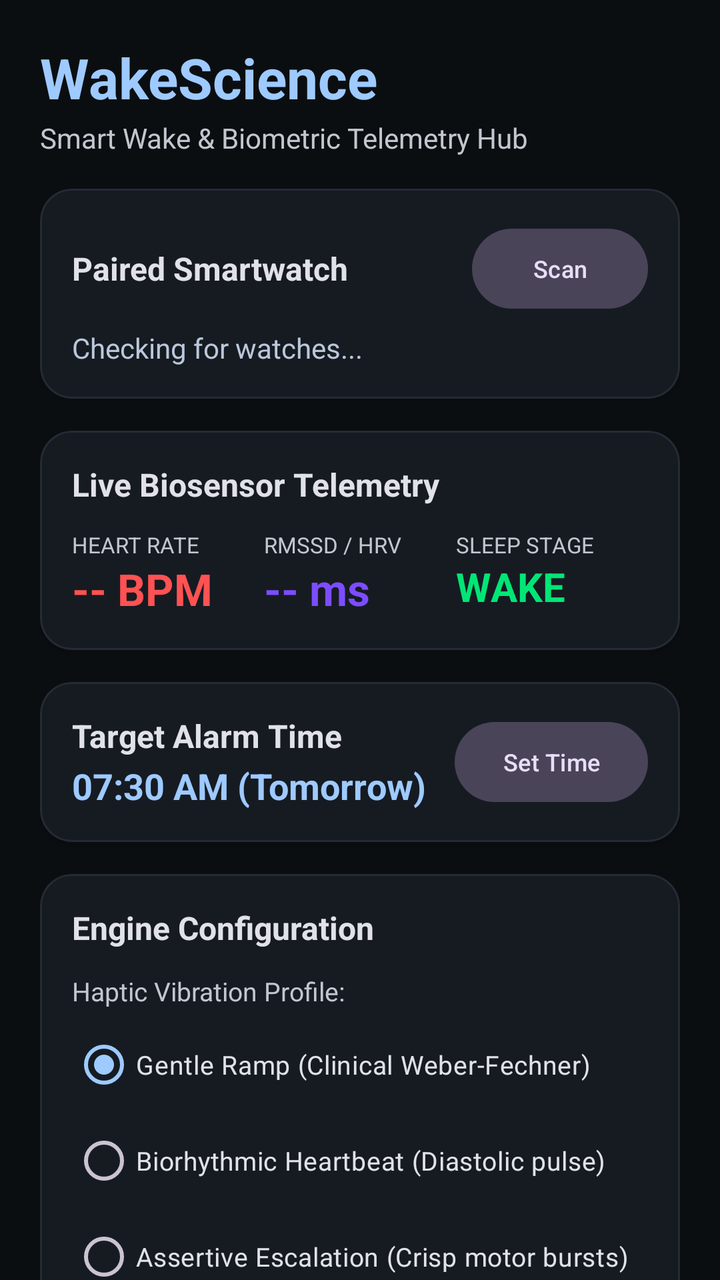
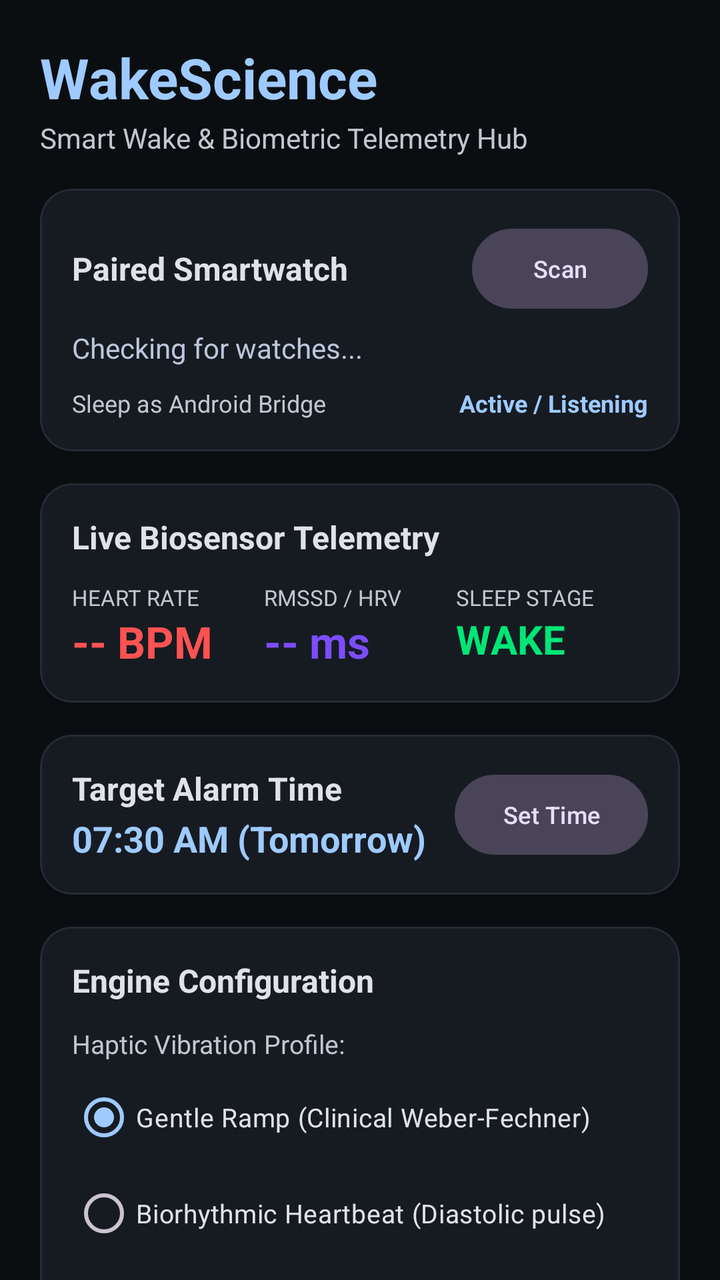

Before-and-after screenshots of an Android layout around one commit, followed by the original layout XML and the change that was made.
<!-- AndroidManifest.xml: application theme Theme.WakeScience -->
<!-- res/layout/activity_main.xml -->
<?xml version="1.0" encoding="utf-8"?>
<androidx.coordinatorlayout.widget.CoordinatorLayout xmlns:android="http://schemas.android.com/apk/res/android"
    xmlns:app="http://schemas.android.com/apk/res-auto"
    android:layout_width="match_parent"
    android:layout_height="match_parent"
    android:background="@color/md_theme_dark_background">

    <androidx.core.widget.NestedScrollView
        android:layout_width="match_parent"
        android:layout_height="match_parent"
        android:fillViewport="true">

        <LinearLayout
            android:layout_width="match_parent"
            android:layout_height="wrap_content"
            android:orientation="vertical"
            android:padding="20dp">

            
            <TextView
                android:layout_width="wrap_content"
                android:layout_height="wrap_content"
                android:text="WakeScience"
                android:textColor="@color/md_theme_dark_primary"
                android:textSize="28sp"
                android:textStyle="bold" />

            <TextView
                android:layout_width="wrap_content"
                android:layout_height="wrap_content"
                android:layout_marginTop="2dp"
                android:text="Smart Wake &amp; Biometric Telemetry Hub"
                android:textColor="@color/md_theme_dark_onSurfaceVariant"
                android:textSize="14sp" />

            
            <com.google.android.material.card.MaterialCardView
                android:layout_width="match_parent"
                android:layout_height="wrap_content"
                android:layout_marginTop="16dp"
                app:cardBackgroundColor="@color/md_theme_dark_card"
                app:cardCornerRadius="16dp"
                app:cardElevation="2dp"
                app:strokeColor="@color/md_theme_dark_surfaceVariant"
                app:strokeWidth="1dp">

                <LinearLayout
                    android:layout_width="match_parent"
                    android:layout_height="wrap_content"
                    android:orientation="vertical"
                    android:padding="16dp">

                    <LinearLayout
                        android:layout_width="match_parent"
                        android:layout_height="wrap_content"
                        android:gravity="center_vertical"
                        android:orientation="horizontal">

                        <TextView
                            android:layout_width="0dp"
                            android:layout_height="wrap_content"
                            android:layout_weight="1"
                            android:text="Paired Smartwatch"
                            android:textColor="@color/md_theme_dark_onSurface"
                            android:textSize="16sp"
                            android:textStyle="bold" />

                        <com.google.android.material.button.MaterialButton
                            android:id="@+id/btnRefreshWatches"
                            style="@style/Widget.Material3.Button.TonalButton"
                            android:layout_width="wrap_content"
                            android:layout_height="wrap_content"
                            android:text="Scan"
                            android:textSize="12sp" />
                    </LinearLayout>

                    <TextView
                        android:id="@+id/tvWatchStatus"
                        android:layout_width="wrap_content"
                        android:layout_height="wrap_content"
                        android:layout_marginTop="6dp"
                        android:text="Checking for watches..."
                        android:textColor="@color/md_theme_dark_secondary"
                        android:textSize="14sp" />
                </LinearLayout>
            </com.google.android.material.card.MaterialCardView>

            
            <com.google.android.material.card.MaterialCardView
                android:layout_width="match_parent"
                android:layout_height="wrap_content"
                android:layout_marginTop="16dp"
                app:cardBackgroundColor="@color/md_theme_dark_card"
                app:cardCornerRadius="16dp"
                app:cardElevation="2dp"
                app:strokeColor="@color/md_theme_dark_surfaceVariant"
                app:strokeWidth="1dp">

                <LinearLayout
                    android:layout_width="match_parent"
                    android:layout_height="wrap_content"
                    android:orientation="vertical"
                    android:padding="16dp">

                    <TextView
                        android:layout_width="wrap_content"
                        android:layout_height="wrap_content"
                        android:text="Live Biosensor Telemetry"
                        android:textColor="@color/md_theme_dark_onSurface"
                        android:textSize="16sp"
                        android:textStyle="bold" />

                    <LinearLayout
                        android:layout_width="match_parent"
                        android:layout_height="wrap_content"
                        android:layout_marginTop="12dp"
                        android:orientation="horizontal">

                        <LinearLayout
                            android:layout_width="0dp"
                            android:layout_height="wrap_content"
                            android:layout_weight="1"
                            android:orientation="vertical">

                            <TextView
                                android:layout_width="wrap_content"
                                android:layout_height="wrap_content"
                                android:text="HEART RATE"
                                android:textColor="@color/md_theme_dark_onSurfaceVariant"
                                android:textSize="11sp" />

                            <TextView
                                android:id="@+id/tvLiveBpm"
                                android:layout_width="wrap_content"
                                android:layout_height="wrap_content"
                                android:text="-- BPM"
                                android:textColor="@color/color_accent_heart"
                                android:textSize="22sp"
                                android:textStyle="bold" />
                        </LinearLayout>

                        <LinearLayout
                            android:layout_width="0dp"
                            android:layout_height="wrap_content"
                            android:layout_weight="1"
                            android:orientation="vertical">

                            <TextView
                                android:layout_width="wrap_content"
                                android:layout_height="wrap_content"
                                android:text="RMSSD / HRV"
                                android:textColor="@color/md_theme_dark_onSurfaceVariant"
                                android:textSize="11sp" />

                            <TextView
                                android:id="@+id/tvLiveRmssd"
                                android:layout_width="wrap_content"
                                android:layout_height="wrap_content"
                                android:text="-- ms"
                                android:textColor="@color/color_accent_sleep"
                                android:textSize="22sp"
                                android:textStyle="bold" />
                        </LinearLayout>

                        <LinearLayout
                            android:layout_width="0dp"
                            android:layout_height="wrap_content"
                            android:layout_weight="1"
                            android:orientation="vertical">

                            <TextView
                                android:layout_width="wrap_content"
                                android:layout_height="wrap_content"
                                android:text="SLEEP STAGE"
                                android:textColor="@color/md_theme_dark_onSurfaceVariant"
                                android:textSize="11sp" />

                            <TextView
                                android:id="@+id/tvLiveStage"
                                android:layout_width="wrap_content"
                                android:layout_height="wrap_content"
                                android:text="WAKE"
                                android:textColor="@color/color_accent_motion"
                                android:textSize="20sp"
                                android:textStyle="bold" />
                        </LinearLayout>
                    </LinearLayout>
                </LinearLayout>
            </com.google.android.material.card.MaterialCardView>

            
            <com.google.android.material.card.MaterialCardView
                android:layout_width="match_parent"
                android:layout_height="wrap_content"
                android:layout_marginTop="16dp"
                app:cardBackgroundColor="@color/md_theme_dark_card"
                app:cardCornerRadius="16dp"
                app:cardElevation="2dp"
                app:strokeColor="@color/md_theme_dark_surfaceVariant"
                app:strokeWidth="1dp">

                <LinearLayout
                    android:layout_width="match_parent"
                    android:layout_height="wrap_content"
                    android:orientation="vertical"
                    android:padding="16dp">

                    <LinearLayout
                        android:layout_width="match_parent"
                        android:layout_height="wrap_content"
                        android:gravity="center_vertical"
                        android:orientation="horizontal">

                        <LinearLayout
                            android:layout_width="0dp"
                            android:layout_height="wrap_content"
                            android:layout_weight="1"
                            android:orientation="vertical">

                            <TextView
                                android:layout_width="wrap_content"
                                android:layout_height="wrap_content"
                                android:text="Target Alarm Time"
                                android:textColor="@color/md_theme_dark_onSurface"
                                android:textSize="16sp"
                                android:textStyle="bold" />

                            <TextView
                                android:id="@+id/tvAlarmTimeDisplay"
                                android:layout_width="wrap_content"
                                android:layout_height="wrap_content"
                                android:layout_marginTop="2dp"
                                android:text="07:30 AM (Tomorrow)"
                                android:textColor="@color/md_theme_dark_primary"
                                android:textSize="18sp"
                                android:textStyle="bold" />
                        </LinearLayout>

                        <com.google.android.material.button.MaterialButton
                            android:id="@+id/btnSetAlarmTime"
                            style="@style/Widget.Material3.Button.TonalButton"
                            android:layout_width="wrap_content"
                            android:layout_height="wrap_content"
                            android:text="Set Time"
                            android:textSize="12sp" />
                    </LinearLayout>
                </LinearLayout>
            </com.google.android.material.card.MaterialCardView>

            
            <com.google.android.material.card.MaterialCardView
                android:layout_width="match_parent"
                android:layout_height="wrap_content"
                android:layout_marginTop="16dp"
                app:cardBackgroundColor="@color/md_theme_dark_card"
                app:cardCornerRadius="16dp"
                app:cardElevation="2dp"
                app:strokeColor="@color/md_theme_dark_surfaceVariant"
                app:strokeWidth="1dp">

                <LinearLayout
                    android:layout_width="match_parent"
                    android:layout_height="wrap_content"
                    android:orientation="vertical"
                    android:padding="16dp">

                    <TextView
                        android:layout_width="wrap_content"
                        android:layout_height="wrap_content"
                        android:text="Engine Configuration"
                        android:textColor="@color/md_theme_dark_onSurface"
                        android:textSize="16sp"
                        android:textStyle="bold" />

                    
                    <TextView
                        android:layout_width="wrap_content"
                        android:layout_height="wrap_content"
                        android:layout_marginTop="12dp"
                        android:text="Haptic Vibration Profile:"
                        android:textColor="@color/md_theme_dark_onSurfaceVariant"
                        android:textSize="13sp" />

                    <RadioGroup
                        android:id="@+id/rgVibrationProfile"
                        android:layout_width="match_parent"
                        android:layout_height="wrap_content"
                        android:layout_marginTop="4dp">

                        <RadioButton
                            android:id="@+id/rbGentle"
                            android:layout_width="match_parent"
                            android:layout_height="wrap_content"
                            android:checked="true"
                            android:text="Gentle Ramp (Clinical Weber-Fechner)"
                            android:textColor="@color/md_theme_dark_onSurface"
                            android:textSize="13sp" />

                        <RadioButton
                            android:id="@+id/rbHeartbeat"
                            android:layout_width="match_parent"
                            android:layout_height="wrap_content"
                            android:text="Biorhythmic Heartbeat (Diastolic pulse)"
                            android:textColor="@color/md_theme_dark_onSurface"
                            android:textSize="13sp" />

                        <RadioButton
                            android:id="@+id/rbAssertive"
                            android:layout_width="match_parent"
                            android:layout_height="wrap_content"
                            android:text="Assertive Escalation (Crisp motor bursts)"
                            android:textColor="@color/md_theme_dark_onSurface"
                            android:textSize="13sp" />

                        <RadioButton
                            android:id="@+id/rbInterval"
                            android:layout_width="match_parent"
                            android:layout_height="wrap_content"
                            android:text="Interval Wave (Rest &amp; Wave packets)"
                            android:textColor="@color/md_theme_dark_onSurface"
                            android:textSize="13sp" />
                    </RadioGroup>

                    
                    <LinearLayout
                        android:layout_width="match_parent"
                        android:layout_height="wrap_content"
                        android:layout_marginTop="12dp"
                        android:orientation="horizontal">

                        <TextView
                            android:layout_width="0dp"
                            android:layout_height="wrap_content"
                            android:layout_weight="1"
                            android:text="Smart Wake Window"
                            android:textColor="@color/md_theme_dark_onSurfaceVariant"
                            android:textSize="13sp" />

                        <TextView
                            android:id="@+id/tvValWindow"
                            android:layout_width="wrap_content"
                            android:layout_height="wrap_content"
                            android:text="30 mins"
                            android:textColor="@color/md_theme_dark_primary"
                            android:textSize="13sp"
                            android:textStyle="bold" />
                    </LinearLayout>

                    <com.google.android.material.slider.Slider
                        android:id="@+id/sliderWindow"
                        android:layout_width="match_parent"
                        android:layout_height="wrap_content"
                        android:value="30"
                        android:valueFrom="10"
                        android:valueTo="60"
                        android:stepSize="5" />

                    
                    <LinearLayout
                        android:layout_width="match_parent"
                        android:layout_height="wrap_content"
                        android:layout_marginTop="8dp"
                        android:orientation="horizontal">

                        <TextView
                            android:layout_width="0dp"
                            android:layout_height="wrap_content"
                            android:layout_weight="1"
                            android:text="Acoustic/Haptic Ramp Duration"
                            android:textColor="@color/md_theme_dark_onSurfaceVariant"
                            android:textSize="13sp" />

                        <TextView
                            android:id="@+id/tvValRamp"
                            android:layout_width="wrap_content"
                            android:layout_height="wrap_content"
                            android:text="300 sec (5m)"
                            android:textColor="@color/md_theme_dark_primary"
                            android:textSize="13sp"
                            android:textStyle="bold" />
                    </LinearLayout>

                    <com.google.android.material.slider.Slider
                        android:id="@+id/sliderRamp"
                        android:layout_width="match_parent"
                        android:layout_height="wrap_content"
                        android:value="300"
                        android:valueFrom="60"
                        android:valueTo="600"
                        android:stepSize="30" />

                    
                    <LinearLayout
                        android:layout_width="match_parent"
                        android:layout_height="wrap_content"
                        android:layout_marginTop="8dp"
                        android:orientation="horizontal">

                        <TextView
                            android:layout_width="0dp"
                            android:layout_height="wrap_content"
                            android:layout_weight="1"
                            android:text="Baseline Resting Heart Rate"
                            android:textColor="@color/md_theme_dark_onSurfaceVariant"
                            android:textSize="13sp" />

                        <TextView
                            android:id="@+id/tvValBpm"
                            android:layout_width="wrap_content"
                            android:layout_height="wrap_content"
                            android:text="55 BPM"
                            android:textColor="@color/md_theme_dark_primary"
                            android:textSize="13sp"
                            android:textStyle="bold" />
                    </LinearLayout>

                    <com.google.android.material.slider.Slider
                        android:id="@+id/sliderBpm"
                        android:layout_width="match_parent"
                        android:layout_height="wrap_content"
                        android:value="55"
                        android:valueFrom="40"
                        android:valueTo="85"
                        android:stepSize="1" />

                    
                    <LinearLayout
                        android:layout_width="match_parent"
                        android:layout_height="wrap_content"
                        android:layout_marginTop="8dp"
                        android:orientation="horizontal">

                        <TextView
                            android:layout_width="0dp"
                            android:layout_height="wrap_content"
                            android:layout_weight="1"
                            android:text="Actigraphy Motion Sensitivity"
                            android:textColor="@color/md_theme_dark_onSurfaceVariant"
                            android:textSize="13sp" />

                        <TextView
                            android:id="@+id/tvValSensitivity"
                            android:layout_width="wrap_content"
                            android:layout_height="wrap_content"
                            android:text="1.0x (Standard)"
                            android:textColor="@color/md_theme_dark_primary"
                            android:textSize="13sp"
                            android:textStyle="bold" />
                    </LinearLayout>

                    <com.google.android.material.slider.Slider
                        android:id="@+id/sliderSensitivity"
                        android:layout_width="match_parent"
                        android:layout_height="wrap_content"
                        android:value="1.0"
                        android:valueFrom="0.5"
                        android:valueTo="2.5"
                        android:stepSize="0.1" />

                    
                    <LinearLayout
                        android:layout_width="match_parent"
                        android:layout_height="wrap_content"
                        android:layout_marginTop="8dp"
                        android:orientation="horizontal">

                        <TextView
                            android:layout_width="0dp"
                            android:layout_height="wrap_content"
                            android:layout_weight="1"
                            android:text="Max Wrist Motor Amplitude"
                            android:textColor="@color/md_theme_dark_onSurfaceVariant"
                            android:textSize="13sp" />

                        <TextView
                            android:id="@+id/tvValIntensity"
                            android:layout_width="wrap_content"
                            android:layout_height="wrap_content"
                            android:text="100%"
                            android:textColor="@color/md_theme_dark_primary"
                            android:textSize="13sp"
                            android:textStyle="bold" />
                    </LinearLayout>

                    <com.google.android.material.slider.Slider
                        android:id="@+id/sliderIntensity"
                        android:layout_width="match_parent"
                        android:layout_height="wrap_content"
                        android:value="255"
                        android:valueFrom="50"
                        android:valueTo="255"
                        android:stepSize="5" />

                    <com.google.android.material.button.MaterialButton
                        android:id="@+id/btnSyncConfig"
                        style="@style/Widget.Material3.Button.TonalButton"
                        android:layout_width="match_parent"
                        android:layout_height="wrap_content"
                        android:layout_marginTop="12dp"
                        android:text="Sync Settings to Watch" />
                </LinearLayout>
            </com.google.android.material.card.MaterialCardView>

            
            <com.google.android.material.card.MaterialCardView
                android:layout_width="match_parent"
                android:layout_height="wrap_content"
                android:layout_marginTop="16dp"
                app:cardBackgroundColor="@color/md_theme_dark_card"
                app:cardCornerRadius="16dp"
                app:cardElevation="2dp"
                app:strokeColor="@color/md_theme_dark_surfaceVariant"
                app:strokeWidth="1dp">

                <LinearLayout
                    android:layout_width="match_parent"
                    android:layout_height="wrap_content"
                    android:orientation="vertical"
                    android:padding="16dp">

                    <TextView
                        android:layout_width="wrap_content"
                        android:layout_height="wrap_content"
                        android:text="Smart Alarm Controls"
                        android:textColor="@color/md_theme_dark_onSurface"
                        android:textSize="16sp"
                        android:textStyle="bold" />

                    <com.google.android.material.button.MaterialButton
                        android:id="@+id/btnSendStartWindow"
                        android:layout_width="match_parent"
                        android:layout_height="wrap_content"
                        android:layout_marginTop="12dp"
                        android:text="Start Sleep Tracking" />

                    <com.google.android.material.button.MaterialButton
                        android:id="@+id/btnSendTestWake"
                        style="@style/Widget.Material3.Button.ElevatedButton"
                        android:layout_width="match_parent"
                        android:layout_height="wrap_content"
                        android:layout_marginTop="8dp"
                        android:text="Test Haptic Motor (5s Ramp Preview)" />

                    <com.google.android.material.button.MaterialButton
                        android:id="@+id/btnSendStop"
                        style="@style/Widget.Material3.Button.OutlinedButton"
                        android:layout_width="match_parent"
                        android:layout_height="wrap_content"
                        android:layout_marginTop="8dp"
                        android:text="Stop Tracking" />
                </LinearLayout>
            </com.google.android.material.card.MaterialCardView>

            
            <TextView
                android:layout_width="wrap_content"
                android:layout_height="wrap_content"
                android:layout_marginTop="20dp"
                android:text="Bridge Console Log"
                android:textColor="@color/md_theme_dark_onSurfaceVariant"
                android:textSize="12sp"
                android:textStyle="bold" />

            <TextView
                android:id="@+id/tvLogs"
                android:layout_width="match_parent"
                android:layout_height="wrap_content"
                android:layout_marginTop="6dp"
                android:background="@color/md_theme_dark_card"
                android:fontFamily="monospace"
                android:padding="12dp"
                android:text="Ready.\n"
                android:textColor="@color/color_accent_motion"
                android:textSize="11sp" />

        </LinearLayout>
    </androidx.core.widget.NestedScrollView>
</androidx.coordinatorlayout.widget.CoordinatorLayout>
<!-- resources referenced by this layout -->
<resources>
  <color name="color_accent_heart">#FF5252</color>
  <color name="color_accent_motion">#00E676</color>
  <color name="color_accent_sleep">#7C4DFF</color>
  <color name="md_theme_dark_background">#0B0E11</color>
  <color name="md_theme_dark_card">#161B22</color>
  <color name="md_theme_dark_onSurface">#E1E2E8</color>
  <color name="md_theme_dark_onSurfaceVariant">#C2C7CF</color>
  <color name="md_theme_dark_primary">#9ECAFF</color>
  <color name="md_theme_dark_secondary">#BBC7DB</color>
  <color name="md_theme_dark_surfaceVariant">#242B35</color>
  <style name="Theme.WakeScience" parent="Theme.Material3.Dark.NoActionBar">
          <item name="android:statusBarColor">@color/md_theme_dark_background</item>
          <item name="android:windowBackground">@color/md_theme_dark_background</item>
          <item name="colorPrimary">@color/md_theme_dark_primary</item>
          <item name="colorOnPrimary">@color/md_theme_dark_onPrimary</item>
          <item name="colorSurface">@color/md_theme_dark_surface</item>
          <item name="colorOnSurface">@color/md_theme_dark_onSurface</item>
      </style>
  <color name="md_theme_dark_onPrimary">#003258</color>
  <color name="md_theme_dark_surface">#101418</color>
</resources>

<!-- the commit's change to res/layout/activity_main.xml (unified diff, before → after) -->
@@ -82,6 +82,32 @@
                         android:text="Checking for watches..."
                         android:textColor="@color/md_theme_dark_secondary"
                         android:textSize="14sp" />
+
+                    
+                    <LinearLayout
+                        android:layout_width="match_parent"
+                        android:layout_height="wrap_content"
+                        android:layout_marginTop="10dp"
+                        android:gravity="center_vertical"
+                        android:orientation="horizontal">
+
+                        <TextView
+                            android:layout_width="0dp"
+                            android:layout_height="wrap_content"
+                            android:layout_weight="1"
+                            android:text="Sleep as Android Bridge"
+                            android:textColor="@color/md_theme_dark_onSurfaceVariant"
+                            android:textSize="12sp" />
+
+                        <TextView
+                            android:id="@+id/tvSleepStatus"
+                            android:layout_width="wrap_content"
+                            android:layout_height="wrap_content"
+                            android:text="Active / Listening"
+                            android:textColor="@color/md_theme_dark_primary"
+                            android:textSize="12sp"
+                            android:textStyle="bold" />
+                    </LinearLayout>
                 </LinearLayout>
             </com.google.android.material.card.MaterialCardView>
 
